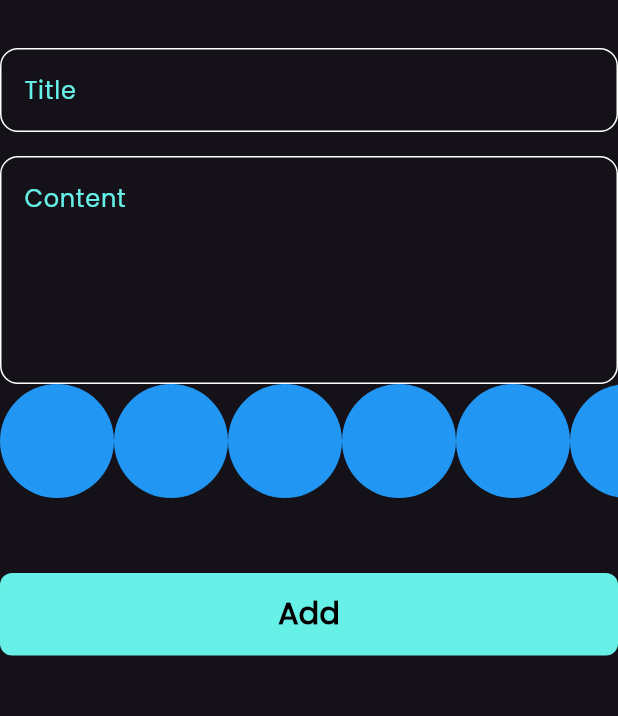
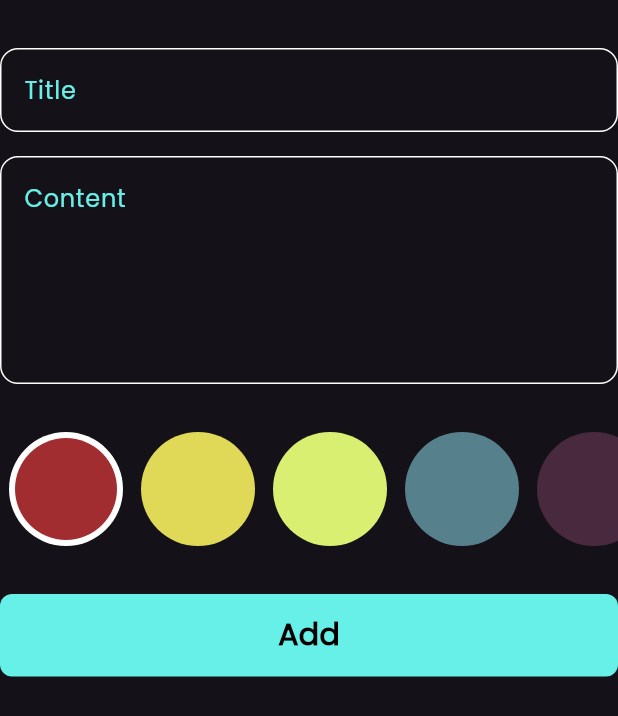
Before and after one commit to YakeenSap9h/new_notes_app, a Flutter app: the AddNoteForm widget shown alone on an empty page, opened directly, on a phone screen of 412 x 824 dp. Shown: the top 716 px of the screen. Run offline on Flutter 3.47's test engine with Material 3 defaults, Android fonts, the phone set to English and light mode, and no system bars; our stand-ins replace bloc, flutter_bloc, font_awesome_flutter, hive, hive_flutter; accounts and stored records are empty.

Commit message:
colors list view p2

```diff
--- a/lib/views/notes_edit_view.dart
+++ b/lib/views/notes_edit_view.dart
@@ -7,7 +7,7 @@ class NotesEditView extends StatelessWidget {
   static final String id = "NotesEditView";
 
   @override
-  Widget build(BuildContext context) {    ;
+  Widget build(BuildContext context) {
     NoteModel note = ModalRoute.of(context)!.settings.arguments as NoteModel;
     return Scaffold(body: EditeNotesViewBody(note:  note,));
   }
--- a/lib/views/widgets/add_note_form.dart
+++ b/lib/views/widgets/add_note_form.dart
@@ -40,8 +40,9 @@ class _AddNoteFormState extends State<AddNoteForm> {
               subTitle = value;
             },
           ),
-          const ColorsListView(),
-          const SizedBox(height: 50),
+          const SizedBox(height: 32),
+          const ColorsListView(isActive: true),
+          const SizedBox(height: 32),
           BlocBuilder<AddNoteCubit, AddNoteState>(
             builder: (context, state) {
               return CustomButton(
--- a/lib/views/widgets/colors_list_view.dart
+++ b/lib/views/widgets/colors_list_view.dart
@@ -1,26 +1,59 @@
 import 'package:flutter/material.dart';
 
 class ColorItem extends StatelessWidget {
-  const ColorItem({super.key});
-
+  const ColorItem({super.key, required this.isActive, required this.color});
+  final bool isActive;
+  final Color color;
   @override
   Widget build(BuildContext context) {
-    return const CircleAvatar(backgroundColor: Colors.blue, radius: 38);
+    return isActive
+        ? CircleAvatar(
+            backgroundColor: Colors.white,
+            radius: 38,
+            child: CircleAvatar(backgroundColor: color, radius: 34),
+          )
+        : CircleAvatar(backgroundColor: color, radius: 38);
   }
 }
 
-class ColorsListView extends StatelessWidget {
-  const ColorsListView({super.key});
+class ColorsListView extends StatefulWidget {
+  const ColorsListView({super.key, required this.isActive});
+  final bool isActive;
 
+  @override
+  State<ColorsListView> createState() => _ColorsListViewState();
+}
+
+class _ColorsListViewState extends State<ColorsListView> {
+  int currentIndex = 0;
+  List<Color> colors = const [
+    Color(0xffA22D30),
+    Color(0xffE0D857),
+    Color(0xffD8EF71),
+    Color(0xff56808B),
+    Color(0xff48293E),
+  ];
   @override
   Widget build(BuildContext context) {
     return SizedBox(
       height: 38 * 2,
       child: ListView.builder(
         scrollDirection: Axis.horizontal,
-        itemCount: 10,
+        itemCount: colors.length,
         itemBuilder: (context, index) {
-          return const ColorItem();
+          return Padding(
+            padding: const EdgeInsets.symmetric(horizontal: 6),
+            child: GestureDetector(
+              onTap: () {
+                currentIndex = index;
+                setState(() {});
+              },
+              child: ColorItem(
+                color: colors[index],
+                isActive: currentIndex == index,
+              ),
+            ),
+          );
         },
       ),
     );
```
